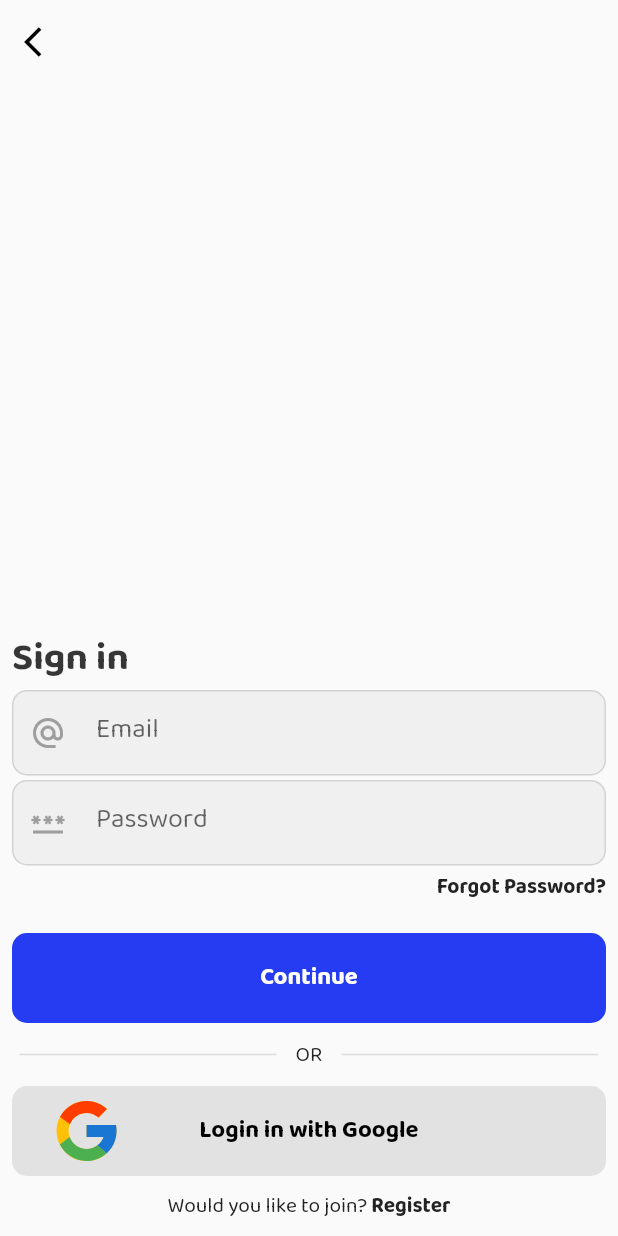
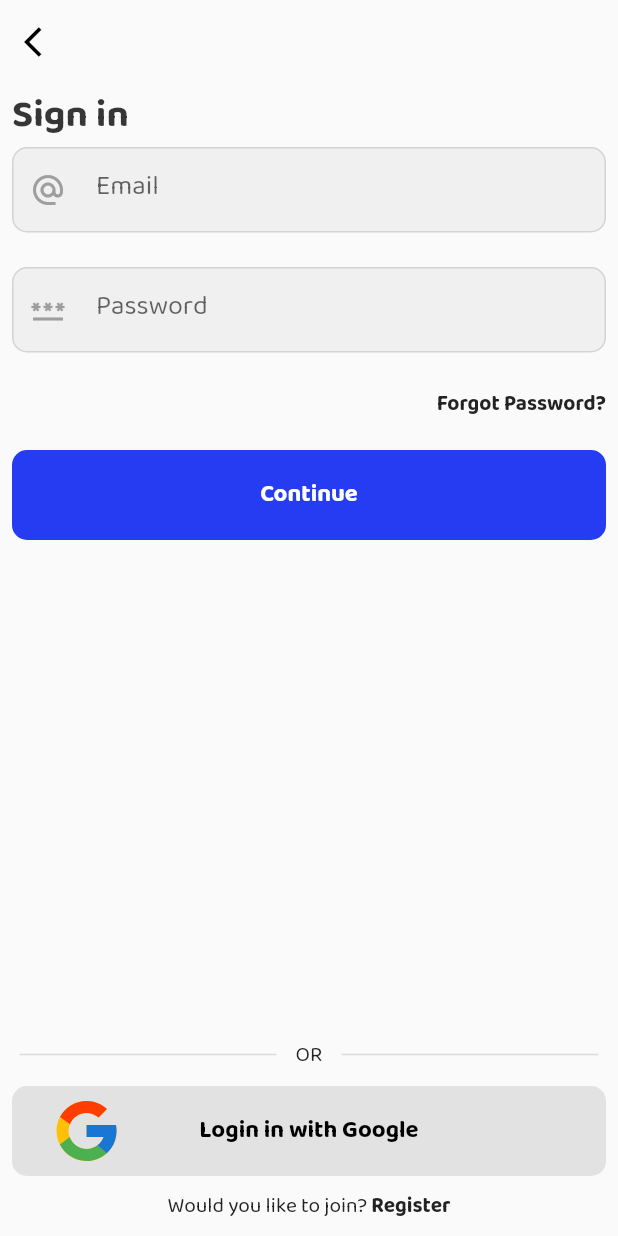
Before and after one commit to muhammad-mubeen-hamid/meet-muslims, a Flutter app: the SignUpStepOne screen opened by its route, after a tap on "Continue", after a tap on "Log In", on a phone screen of 412 x 824 dp. Run offline on Flutter 3.47's test engine with Material 2 defaults, Android fonts, the light colour scheme and no system bars; our stand-ins replace flutter_svg.

Commit message:
fixed the ui flow a little

```diff
--- a/lib/components/button.dart
+++ b/lib/components/button.dart
@@ -40,7 +40,7 @@ class _AppButtonState extends State<AppButton> {
         decoration: BoxDecoration(
           color: widget.color.withAlpha(widget.isEnabled == true ? 255 : 100),
           borderRadius: BorderRadius.circular(10),
-          border: Border.all(color: widget.color, width: 5),
+          border: Border.all(color: widget.color.withAlpha(widget.isEnabled == true ? 255: 100), width: 5),
         ),
         child: Padding(
           padding: const EdgeInsets.symmetric(horizontal: 20, vertical: 0),
--- a/lib/main.dart
+++ b/lib/main.dart
@@ -40,7 +40,7 @@ class MyApp extends StatelessWidget {
         SignIn.routeName: (context) => const SignIn(),
         SignUpStepOne.routeName: (context) => const SignUpStepOne(),
         SignUpStepTwo.routeName: (context) => const SignUpStepTwo(),
-        OnBoarding.routeName: (context) => const OnBoarding()
+        OnBoarding.routeName: (context) => const OnBoarding(),
       },
     );
   }
--- /dev/null
+++ b/lib/models/error.dart
@@ -0,0 +1,16 @@
+class AppNetworkResponse {
+  final String message;
+  final int httpCode;
+
+  AppNetworkResponse({
+    required this.message,
+    required this.httpCode,
+  });
+
+  factory AppNetworkResponse.fromJson(Map<String, dynamic> json) {
+    return AppNetworkResponse(
+      message: json['message'],
+      httpCode: json['httpCode'],
+    );
+  }
+}
--- a/lib/pages/landing.dart
+++ b/lib/pages/landing.dart
@@ -2,8 +2,6 @@ import 'package:flutter/material.dart';
 import 'package:meet_muslims_client/components/button.dart';
 import 'package:meet_muslims_client/pages/sign_in.dart';
 import 'package:meet_muslims_client/pages/sign_up_step_one.dart';
-
-import 'commons.dart';
 
 class Landing extends StatefulWidget {
   static const routeName = '/landing';
@@ -37,7 +35,7 @@ class _LandingState extends State<Landing> {
                     Navigator.pushNamed(context, SignIn.routeName);
                   }
               ),
-              SizedBox(height: 10),
+              const SizedBox(height: 10),
               AppButton(
                   width: width,
                   height: height,
--- a/lib/pages/sign_in.dart
+++ b/lib/pages/sign_in.dart
@@ -52,6 +52,7 @@ class _SignInState extends State<SignIn> {
     final userProvider = Provider.of<UserProvider>(context);
     final width = MediaQuery.of(context).size.width;
     return Scaffold(
+      resizeToAvoidBottomInset: false,
       appBar: AppBar(
         backgroundColor: Colors.transparent,
         elevation: 0,
@@ -71,9 +72,6 @@ class _SignInState extends State<SignIn> {
           child: Column(
             crossAxisAlignment: CrossAxisAlignment.start,
             children: [
-              Expanded(
-                child: Container(),
-              ),
               Text(
                 'Sign in',
                 style: Theme.of(context)
@@ -81,11 +79,11 @@ class _SignInState extends State<SignIn> {
                     .headlineLarge
                     ?.copyWith(color: Colors.black.withAlpha(200)),
               ),
-              Column(
-                mainAxisAlignment: MainAxisAlignment.spaceBetween,
-                children: [
+              Expanded(
+                  child: Column(children: [
+                    // email
                     AppTextField(
-                    height: 60.0,
+                      height: 80.0,
                       label: 'Email',
                       hint: 'Email...',
                       controller: emailController,
@@ -105,8 +103,9 @@ class _SignInState extends State<SignIn> {
                         validateEmail(value);
                       },
                     ),
+                    // password
                     AppTextField(
-                    height: 60.0,
+                      height: 80.0,
                       label: 'Password',
                       hint: 'Password...',
                       controller: passwordController,
@@ -114,8 +113,7 @@ class _SignInState extends State<SignIn> {
                       keyboardType: TextInputType.emailAddress,
                       focusNode: _passwordFocusNode,
                       errorText: emailError,
-                    onChanged: (value) {
-                    },
+                      onChanged: (value) {},
                       onSubmitted: (value) {
                         _passwordFocusNode.unfocus();
                       },
@@ -135,7 +133,7 @@ class _SignInState extends State<SignIn> {
                     const SizedBox(
                       height: 20,
                     ),
-                  // the Continue button
+                    // the continue button
                     AppButton(
                         width: width,
                         height: Theme.of(context).buttonTheme.height,
@@ -150,6 +148,10 @@ class _SignInState extends State<SignIn> {
                           userProvider.setUser('1', emailController.text);
                           Navigator.pushNamed(context, OnBoarding.routeName);
                         }),
+                  ])),
+              Column(
+                mainAxisAlignment: MainAxisAlignment.spaceBetween,
+                children: [
                   const SizedBox(
                     height: 10,
                   ),
@@ -183,8 +185,10 @@ class _SignInState extends State<SignIn> {
                       height: Theme.of(context).buttonTheme.height,
                       leadingAsset: 'lib/assets/icons/google.svg',
                       title: 'Login in with Google',
-                      color:
-                          Theme.of(context).buttonTheme.colorScheme!.secondary,
+                      color: Theme.of(context)
+                          .buttonTheme
+                          .colorScheme!
+                          .secondary,
                       isEnabled: emailError == null,
                       isLoading: false,
                       loadingText: 'Loading...',
@@ -209,7 +213,8 @@ class _SignInState extends State<SignIn> {
                             ?.copyWith(fontWeight: FontWeight.bold),
                       ),
                       onTap: () {
-                        Navigator.of(context).pushReplacementNamed(SignUpStepOne.routeName);
+                        Navigator.of(context)
+                            .pushReplacementNamed(SignUpStepOne.routeName);
                       },
                     )
                   ],
--- a/lib/pages/sign_up_step_one.dart
+++ b/lib/pages/sign_up_step_one.dart
@@ -33,31 +33,47 @@ class _SignUpStepOneState extends State<SignUpStepOne> {
     super.dispose();
   }
 
-  Future<bool> validateEmail(String value) async {
+  void stopLoader() {
+    setState(() {
+      _isLoading = false;
+    });
+  }
+
+  void startLoader() {
     setState(() {
       _isLoading = true;
     });
-    // match the email with the regex and set the error, if required
+  }
+
+  Future<bool> validateEmail(String value) async {
+    startLoader();
+    // match the email with the regex and set error
     bool matchedRegex = regexExp.hasMatch(value);
+    if (!matchedRegex) {
+      stopLoader();
+      setState(() {
+        emailError = 'Please enter a valid email';
+      });
+      return matchedRegex;
+    }
+
     bool emailInUseAlready = await Provider.of<UserProvider>(context, listen: false)
         .emailAlreadyExists(value)
         .then((value) => value);
-    print('emailInUseAlready: ${emailInUseAlready}');
-    setState(() {
-      _isLoading = false;
-    });
-    print('matchedRegex: ${matchedRegex}, emailInUseAlready: ${emailInUseAlready}');
-    if (!matchedRegex || emailInUseAlready) {
+    stopLoader();
+    print('emailInUseAlready: $emailInUseAlready');
+    // if the email is already in use, show the error
+    if (emailInUseAlready) {
       setState(() {
         emailError = 'Please enter a valid email';
       });
-      return matchedRegex && emailInUseAlready;
+      return emailInUseAlready;
     }
     // else, remove it if regex is satisfied
     setState(() {
       emailError = null;
     });
-    return matchedRegex && emailInUseAlready;
+    return true;
   }
 
   @override
@@ -66,6 +82,7 @@ class _SignUpStepOneState extends State<SignUpStepOne> {
     final width = MediaQuery.of(context).size.width;
     final height = MediaQuery.of(context).size.height;
     return Scaffold(
+      resizeToAvoidBottomInset: false,
       appBar: AppBar(
         backgroundColor: Colors.transparent,
         elevation: 0,
@@ -112,10 +129,19 @@ class _SignUpStepOneState extends State<SignUpStepOne> {
                   },
                   onSubmitted: (value) {
                     _emailFocusNode.unfocus();
+                    // make sure the field isn't empty
+                    if (value.isEmpty) {
+                      setState(() {
+                        emailError = 'Please enter a valid email';
+                      });
+                      return;
+                    }
                     validateEmail(value);
                   },
                 ),
-                Expanded(child: Container()),
+                const SizedBox(
+                  height: 20,
+                ),
                 AppButton(
                     width: width,
                     height: Theme.of(context).buttonTheme.height,
@@ -125,13 +151,27 @@ class _SignUpStepOneState extends State<SignUpStepOne> {
                     isLoading: _isLoading,
                     loadingText: 'Loading...',
                     onPressed: () {
+                      // if there is an error, don't allow tapping
+                      if (emailError != null) {
+                        return;
+                      }
+                      // make sure the field isn't empty
+                      if (emailController.text.isEmpty) {
+                        setState(() {
+                          emailError = 'Please enter a valid email';
+                        });
+                        return;
+                      }
+                      _emailFocusNode.unfocus();
+                      // if no error and non empty, validate the email
                       validateEmail(emailController.text).then((value) {
-                        print('value: ${value}');
-                        if (value) return;
+                        print('value :==> $value');
+                        if (!value) return;
                         userProvider.setUser('1', emailController.text);
                         Navigator.pushNamed(context, SignUpStepTwo.routeName);
                       });
                     }),
+                Expanded(child: Container()),
                 const SizedBox(
                   height: 5,
                 ),
```
Also changed, not shown: lib/models/PreCheckEmail.dart (+8 -8 lines), lib/pages/sign_up_step_two.dart (+25 -22 lines), lib/provider/user_provider.dart (+42 -3 lines). Lines whose indentation alone changed are shown as unchanged.
